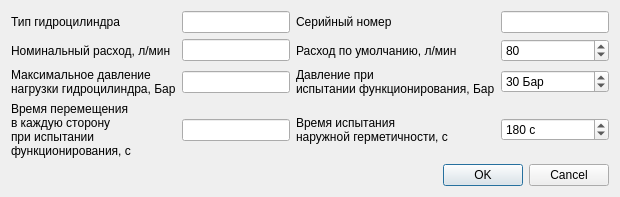
firef0xff/SSHGS01, file hydro_cilinder_title_info.ui: the form before one commit.
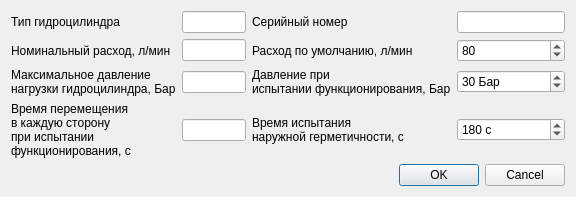
The form after the commit.

```diff
--- a/hydro_cilinder_title_info.ui
+++ b/hydro_cilinder_title_info.ui
@@ -6,8 +6,8 @@
    <rect>
     <x>0</x>
     <y>0</y>
-    <width>727</width>
-    <height>218</height>
+    <width>486</width>
+    <height>185</height>
    </rect>
   </property>
   <property name="sizePolicy">
@@ -103,11 +103,17 @@
      <item row="3" column="1">
       <widget class="QLineEdit" name="MoveTime">
        <property name="sizePolicy">
-        <sizepolicy hsizetype="Minimum" vsizetype="Fixed">
+        <sizepolicy hsizetype="Preferred" vsizetype="Fixed">
          <horstretch>0</horstretch>
          <verstretch>0</verstretch>
         </sizepolicy>
        </property>
+       <property name="maximumSize">
+        <size>
+         <width>64</width>
+         <height>16777215</height>
+        </size>
+       </property>
        <property name="toolTip">
         <string>0,1..10 с</string>
        </property>
@@ -145,6 +151,18 @@
      </item>
      <item row="1" column="1">
       <widget class="QLineEdit" name="Expenditure">
+       <property name="sizePolicy">
+        <sizepolicy hsizetype="Preferred" vsizetype="Fixed">
+         <horstretch>0</horstretch>
+         <verstretch>0</verstretch>
+        </sizepolicy>
+       </property>
+       <property name="maximumSize">
+        <size>
+         <width>64</width>
+         <height>16777215</height>
+        </size>
+       </property>
        <property name="toolTip">
         <string>1..300 л/мин</string>
        </property>
@@ -161,11 +179,17 @@
      <item row="2" column="1">
       <widget class="QLineEdit" name="MaxPressure">
        <property name="sizePolicy">
-        <sizepolicy hsizetype="Minimum" vsizetype="Fixed">
+        <sizepolicy hsizetype="Preferred" vsizetype="Fixed">
          <horstretch>0</horstretch>
          <verstretch>0</verstretch>
         </sizepolicy>
        </property>
+       <property name="maximumSize">
+        <size>
+         <width>64</width>
+         <height>16777215</height>
+        </size>
+       </property>
        <property name="toolTip">
         <string>10..315 Бар.</string>
        </property>
@@ -182,7 +206,20 @@
       </widget>
      </item>
      <item row="0" column="1">
-      <widget class="QLineEdit" name="GsType"/>
+      <widget class="QLineEdit" name="GsType">
+       <property name="sizePolicy">
+        <sizepolicy hsizetype="Preferred" vsizetype="Fixed">
+         <horstretch>0</horstretch>
+         <verstretch>0</verstretch>
+        </sizepolicy>
+       </property>
+       <property name="maximumSize">
+        <size>
+         <width>64</width>
+         <height>16777215</height>
+        </size>
+       </property>
+      </widget>
      </item>
      <item row="1" column="2">
       <widget class="QLabel" name="l_def_expenditure">
```
